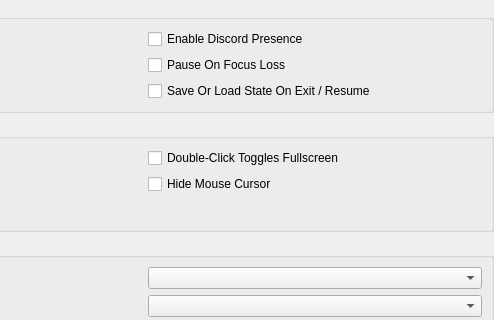
First picture: the form in pcsx2-qt/Settings/InterfaceSettingsWidget.ui, repository PCSX2/pcsx2, before the edit; both pictures show x 204 to 698 and y 0 to 320 of the 698 by 740 pixel window.
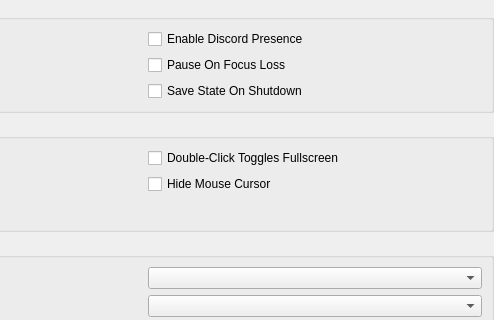
Second picture: the form after the edit.

Commit message: Qt: Implement save-state-on-shutdown

The edit to the form file:
```diff
--- a/pcsx2-qt/Settings/InterfaceSettingsWidget.ui
+++ b/pcsx2-qt/Settings/InterfaceSettingsWidget.ui
@@ -70,7 +70,7 @@
       <item row="3" column="1">
        <widget class="QCheckBox" name="saveStateOnExit">
         <property name="text">
-         <string>Save Or Load State On Exit / Resume</string>
+         <string>Save State On Shutdown</string>
         </property>
        </widget>
       </item>
```
Left out of the diff: 2 changed lines with no effect on the pictures. The commit also changes 13 other files.
